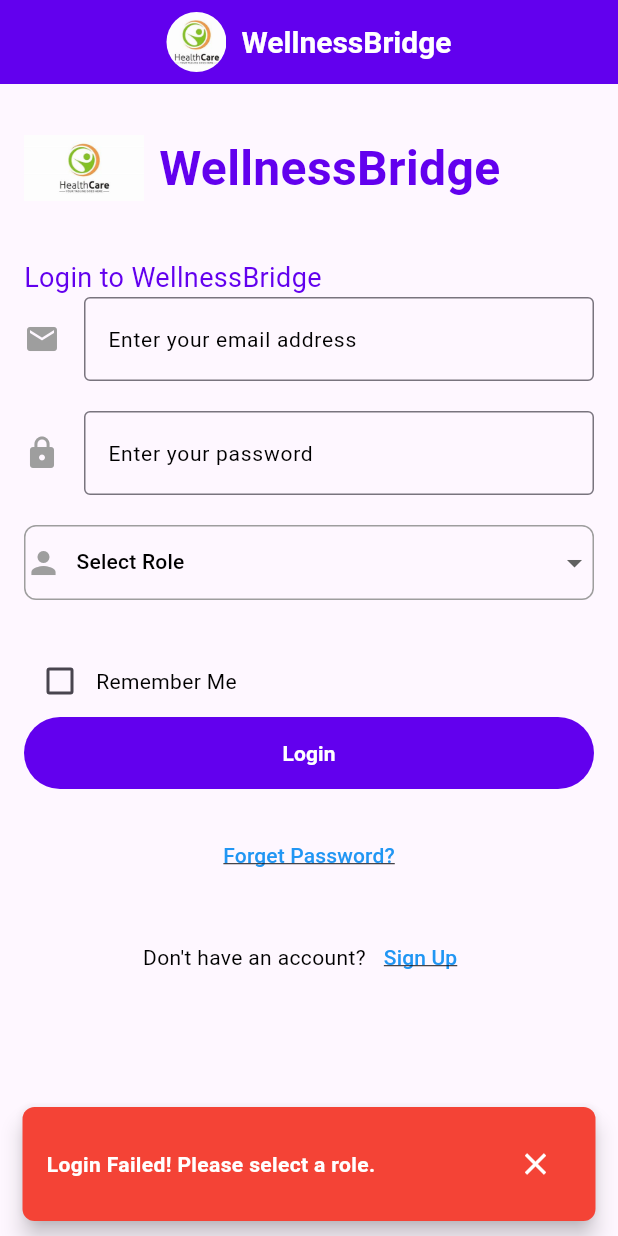
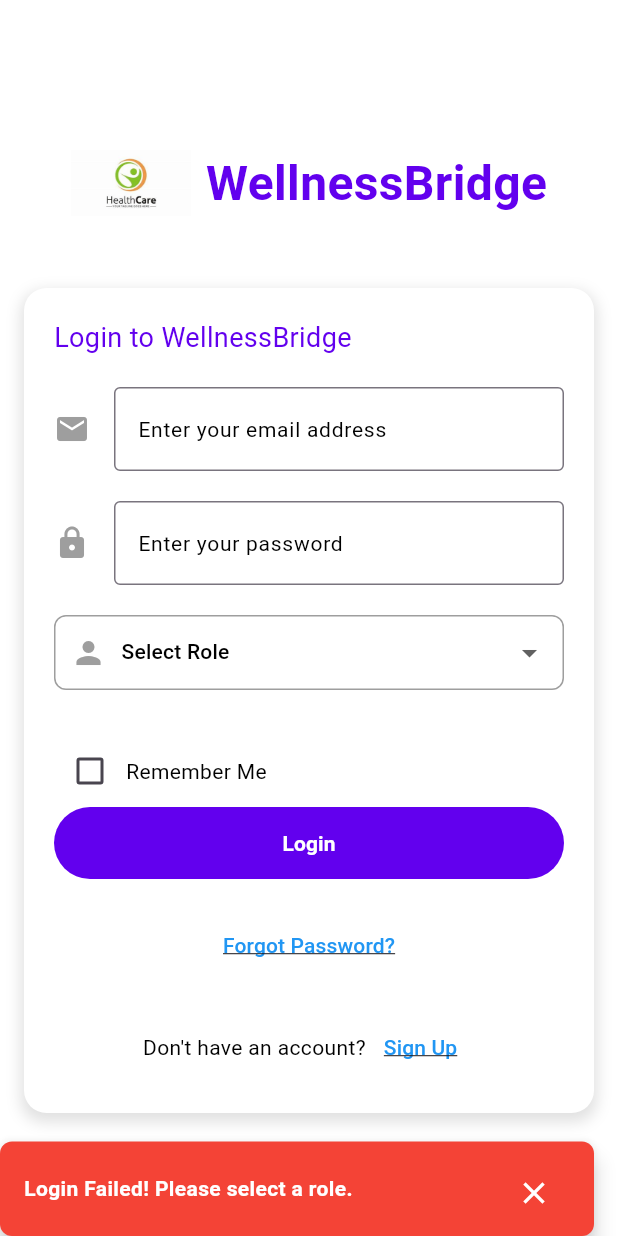
Before and after one commit to jadofils/WellnessBridge, a Flutter app: the screen it shows after launch, after a tap on "Login", on a phone screen of 412 x 824 dp. Run offline on Flutter 3.47's test engine with Material 3 defaults, Android fonts, the phone set to English and light mode, and no system bars.

Commit message:
all screens should be able to be accessed by the user in 600pxs

```diff
--- a/lib/HomePages/login.dart
+++ b/lib/HomePages/login.dart
@@ -10,78 +10,59 @@ class LoginPage extends StatefulWidget {
 }
 
 class _LoginPageState extends State<LoginPage> {
-  String? _selectedRole; // State variable to store the selected role
-  bool _rememberMe = false; // State variable for "Remember Me" checkbox
+  String? _selectedRole;
+  bool _rememberMe = false;
 
   @override
   Widget build(BuildContext context) {
     return Scaffold(
-      appBar: AppBar(
-        title: Row(
+      backgroundColor: Colors.white, // Background color
+      body: Center(
+        child: SingleChildScrollView(
+          child: Column(
             mainAxisAlignment: MainAxisAlignment.center,
             children: [
-            ClipRRect(
-              borderRadius: BorderRadius.circular(
-                50,
-              ), // Makes the image circular
-              child: Image.asset(
-                'assets/uploads/logo.png', // Replace with the correct path
-                height: 40, // Adjust as needed
-                width: 40, // Adjust as needed
-                fit:
-                    BoxFit
-                        .cover, // Ensures the image fits inside the circular shape
-              ),
-            ),
-            SizedBox(width: 10), // Space between logo and title
-            Text(
-              'WellnessBridge', // Project title
-              style: TextStyle(
-                fontSize: 20,
-                fontWeight: FontWeight.bold,
-                color: Colors.white, // Ensure visibility
-              ),
-            ),
-          ],
-        ),
-        centerTitle: true,
-        backgroundColor: AppTheme.primaryColor, // Keep your theme color
-      ),
-
-      body: SingleChildScrollView(
-        child: Padding(
-          padding: const EdgeInsets.all(16.0),
-          child: Column(
-            crossAxisAlignment: CrossAxisAlignment.start,
+              // App Logo & Title (Separate from Form)
+              Row(
+                mainAxisAlignment: MainAxisAlignment.center,
                 children: [
-              // Logo and Text in a Row
-              Row(
-                crossAxisAlignment: CrossAxisAlignment.center,
-                children: [
-                  Image.asset(
-                    'assets/uploads/logo.png', // Path to your logo
-                    width: 80, // Adjust width as needed
-                    height: 80, // Adjust height as needed
-                  ),
-                  SizedBox(width: 10), // Space between logo and text
+                  Image.asset('assets/uploads/logo.png', width: 80, height: 80),
+                  SizedBox(width: 10),
                   Text(
                     'WellnessBridge',
                     style: AppTheme.titleTextStyle.copyWith(fontSize: 32),
                   ),
-
-                  SizedBox(height: 30),
                 ],
               ),
-              SizedBox(height: 20), // Space between the row and the next widget
+              SizedBox(height: 30),
 
-              Text(
-                'Login to WellnessBridge',
-                style: AppTheme.subtitleTextStyle.copyWith(fontSize: 18),
+              // Login Form
+              Container(
+                width: MediaQuery.of(context).size.width > 600 ? 400 : double.infinity,
+                padding: EdgeInsets.all(20),
+                margin: EdgeInsets.symmetric(horizontal: 16), // Ensure padding on all sides
+                decoration: BoxDecoration(
+                  color: Colors.white,
+                  borderRadius: BorderRadius.circular(15), // Rounded corners
+                  boxShadow: [
+                    BoxShadow(
+                      color: Colors.black12,
+                      blurRadius: 8,
+                      spreadRadius: 2,
+                      offset: Offset(0, 4), // Adds slight elevation
                     ),
-              // Email TextField
+                  ],
+                ),
+                child: Column(
+                  crossAxisAlignment: CrossAxisAlignment.start,
+                  children: [
+                    Text('Login to WellnessBridge', style: AppTheme.subtitleTextStyle.copyWith(fontSize: 18)),
+                    SizedBox(height: 20),
+
+                    // Email Input
                     TextField(
                       decoration: InputDecoration(
-                  icon: Icon(Icons.email, color: Colors.grey), // Email icon
+                        icon: Icon(Icons.email, color: Colors.grey),
                         labelText: 'Enter your email address',
                         labelStyle: AppTheme.bodyTextStyle,
                         border: OutlineInputBorder(),
@@ -89,11 +70,11 @@ class _LoginPageState extends State<LoginPage> {
                     ),
                     SizedBox(height: 20),
 
-              // Password TextField
+                    // Password Input
                     TextField(
-                obscureText: true, // Hide password text
+                      obscureText: true,
                       decoration: InputDecoration(
-                  icon: Icon(Icons.lock, color: Colors.grey), // Lock icon
+                        icon: Icon(Icons.lock, color: Colors.grey),
                         labelText: 'Enter your password',
                         labelStyle: AppTheme.bodyTextStyle,
                         border: OutlineInputBorder(),
@@ -103,50 +84,40 @@ class _LoginPageState extends State<LoginPage> {
 
                     // Role Dropdown
                     Container(
+                      padding: EdgeInsets.symmetric(horizontal: 10),
                       decoration: BoxDecoration(
-                  border: Border.all(color: Colors.grey), // Border color
-                  borderRadius: BorderRadius.circular(8), // Rounded corners
+                        border: Border.all(color: Colors.grey),
+                        borderRadius: BorderRadius.circular(8),
                       ),
                       child: DropdownButton<String>(
-                  value: _selectedRole, // Current selected value
-                  items:
-                      <String>[
-                        'Umunyabuzima',
-                        'Parent',
-                        'Admin',
-                      ].map<DropdownMenuItem<String>>((String value) {
-                        return DropdownMenuItem<String>(
-                          value: value,
+                        value: _selectedRole,
+                        isExpanded: true,
+                        items: ['Umunyabuzima', 'Parent', 'Admin']
+                            .map((role) => DropdownMenuItem(
+                                  value: role,
                                   child: Row(
                                     children: [
-                              Icon(
-                                Icons.person,
-                                color: Colors.grey,
-                              ), // Person icon
-                              SizedBox(
-                                width: 10,
-                              ), // Space between icon and text
-                              Text(value, style: AppTheme.bodyTextStyle),
+                                      Icon(Icons.person, color: Colors.grey),
+                                      SizedBox(width: 10),
+                                      Text(role, style: AppTheme.bodyTextStyle),
                                     ],
                                   ),
-                        );
-                      }).toList(),
-                  onChanged: (String? newValue) {
+                                ))
+                            .toList(),
+                        onChanged: (newValue) {
                           setState(() {
-                      _selectedRole = newValue; // Update the selected role
+                            _selectedRole = newValue;
                           });
                         },
-                  isExpanded: true,
                         hint: Row(
                           children: [
-                      Icon(Icons.person, color: Colors.grey), // Hint icon
-                      SizedBox(width: 10), // Space between icon and text
+                            Icon(Icons.person, color: Colors.grey),
+                            SizedBox(width: 10),
                             Text('Select Role', style: AppTheme.bodyTextStyle),
                           ],
                         ),
-                  icon: Icon(Icons.arrow_drop_down), // Dropdown icon
-                  underline:
-                      SizedBox(), // Remove the default underline (optional)
+                        underline: SizedBox(),
+                        icon: Icon(Icons.arrow_drop_down),
                       ),
                     ),
                     SizedBox(height: 30),
@@ -156,7 +127,7 @@ class _LoginPageState extends State<LoginPage> {
                       children: [
                         Checkbox(
                           value: _rememberMe,
-                    onChanged: (bool? value) {
+                          onChanged: (value) {
                             setState(() {
                               _rememberMe = value ?? false;
                             });
@@ -177,10 +148,7 @@ class _LoginPageState extends State<LoginPage> {
                       },
                       style: TextButton.styleFrom(
                         backgroundColor: AppTheme.buttonColor,
-                  minimumSize: Size(
-                    double.infinity,
-                    48,
-                  ), // Full width and fixed height
+                               minimumSize: Size(600, 48),  // Setting the width to 600px and height to 48px
                         padding: EdgeInsets.symmetric(vertical: 12, horizontal: 20),
                       ),
                       child: Text(
@@ -193,45 +161,37 @@ class _LoginPageState extends State<LoginPage> {
                     ),
                     SizedBox(height: 20),
 
-              // Forget Password Link
-              Row(
-                mainAxisAlignment: MainAxisAlignment.center,
-                children: [
-                  TextButton(
+                    // Forgot Password
+                    Center(
+                      child: TextButton(
                         onPressed: () {
-                      // Navigate to Sign Up Screen
                           Navigator.push(
                             context,
-                        MaterialPageRoute(
-                          builder: (context) => ForgetPasswordPage(),
-                        ), // Replace with your SignUpPage widget
+                            MaterialPageRoute(builder: (context) => ForgetPasswordPage()),
                           );
                         },
                         child: Text(
-                      'Forget Password?',
+                          'Forgot Password?',
                           style: AppTheme.bodyTextStyle.copyWith(
                             color: Colors.blue,
                             decoration: TextDecoration.underline,
                           ),
                         ),
                       ),
-                ],
                     ),
                     SizedBox(height: 20),
 
                     // Sign Up Link
-              Row(
+                    Center(
+                      child: Row(
                         mainAxisAlignment: MainAxisAlignment.center,
                         children: [
                           Text("Don't have an account?", style: AppTheme.bodyTextStyle),
                           TextButton(
                             onPressed: () {
-                      // Navigate to Sign Up Screen
                               Navigator.push(
                                 context,
-                        MaterialPageRoute(
-                          builder: (context) => SignUpPage(),
-                        ), // Replace with your SignUpPage widget
+                                MaterialPageRoute(builder: (context) => SignUpPage()),
                               );
                             },
                             child: Text(
@@ -244,6 +204,10 @@ class _LoginPageState extends State<LoginPage> {
                           ),
                         ],
                       ),
+                    ),
+                  ],
+                ),
+              ),
             ],
           ),
         ),
--- a/lib/theme/snack_bar.dart
+++ b/lib/theme/snack_bar.dart
@@ -1,8 +1,17 @@
 import 'package:flutter/material.dart';
 
 void showCustomSnackBar(BuildContext context, String message, bool isSuccess) {
+  // Get the screen width
+  double screenWidth = MediaQuery.of(context).size.width;
+
+  // Set the max width for the SnackBar to be 600px
+  double snackBarWidth = screenWidth > 600 ? 600 : screenWidth;
+
   final snackBar = SnackBar(
-    content: Row(
+    content: Container(
+      width: snackBarWidth, // Set the width dynamically based on screen size
+      height: 35,  // Fixed height of 35px
+      child: Row(
         mainAxisAlignment: MainAxisAlignment.spaceBetween,
         children: [
           Expanded(
@@ -19,10 +28,12 @@ void showCustomSnackBar(BuildContext context, String message, bool isSuccess) {
           ),
         ],
       ),
+    ),
     backgroundColor: isSuccess ? Colors.green : Colors.red, // Green for success, red for failure
     behavior: SnackBarBehavior.floating, // Floating style
     shape: RoundedRectangleBorder(borderRadius: BorderRadius.circular(8)), // Rounded edges
     duration: Duration(seconds: 3), // Auto-dismiss after 3 seconds
+    margin: EdgeInsets.only(top: 16, right: 16), // Position at top-right corner
   );
 
   ScaffoldMessenger.of(context).showSnackBar(snackBar);
```
Also changed, not shown: lib/HomePages/forgetpassword.dart (+37 -10 lines), lib/HomePages/signup.dart (+112 -150 lines), lib/healthcare/healthCareDashboard.dart (added, +141 -0 lines). Lines whose indentation alone changed are shown as unchanged.
